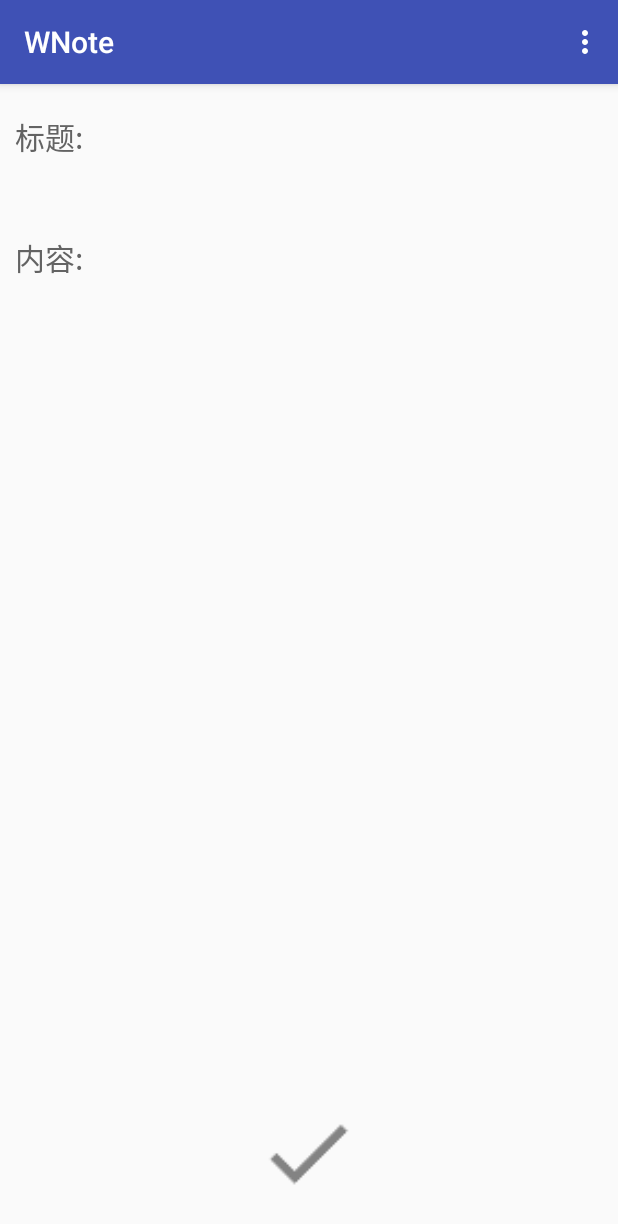
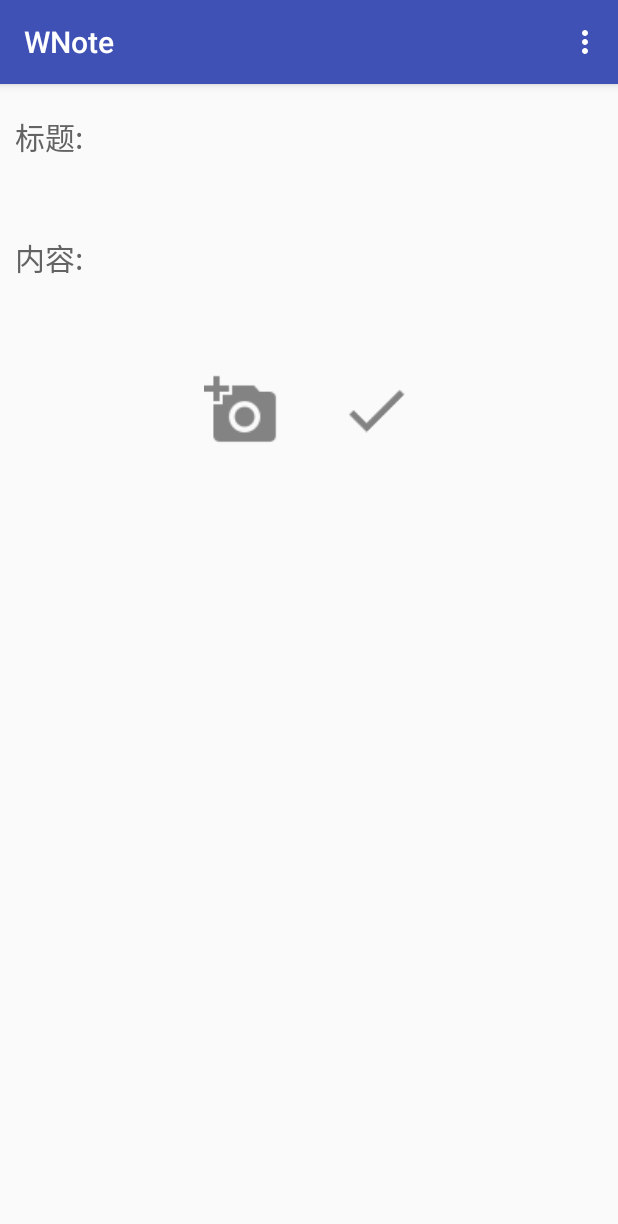
Before and after one commit to WangChen0902/WNote, an Android app: the NewNote screen opened directly, with no data from a screen before it, on a phone screen of 412 x 824 dp. Shown: the top 1224 px of the screen. Run offline under Robolectric (Android 15) with nearby library versions, the phone set to English and light mode, and no system bars.

Commit message:
2018/6/28 实现添加图片功能

```diff
--- a/app/src/main/AndroidManifest.xml
+++ b/app/src/main/AndroidManifest.xml
@@ -1,6 +1,8 @@
 <?xml version="1.0" encoding="utf-8"?>
 <manifest xmlns:android="http://schemas.android.com/apk/res/android"
     package="com.example.wangchen.wnote">
+
+    <uses-permission android:name="android.permission.WRITE_EXTERNAL_STORAGE" />
 
     <application
         android:allowBackup="true"
--- a/app/src/main/java/com/example/wangchen/wnote/MyOpenHelper.java
+++ b/app/src/main/java/com/example/wangchen/wnote/MyOpenHelper.java
@@ -19,7 +19,8 @@ public class MyOpenHelper extends SQLiteOpenHelper {
                 "ids integer PRIMARY KEY autoincrement," +
                 "title text," +
                 "content text," +
-                "times text)");
+                "times text," +
+                "picture text)");
     }
 
     @Override
--- a/app/src/main/res/layout/activity_new_note.xml
+++ b/app/src/main/res/layout/activity_new_note.xml
@@ -1,19 +1,31 @@
 <?xml version="1.0" encoding="utf-8"?>
+
 <LinearLayout xmlns:android="http://schemas.android.com/apk/res/android"
+    android:id="@+id/note_layout"
     android:layout_width="match_parent"
     android:layout_height="match_parent"
     android:orientation="vertical"
     android:layout_margin="10dp">
 
+    <ScrollView
+        android:layout_width="match_parent"
+        android:layout_height="match_parent"
+        android:layout_weight="1">
+
         <LinearLayout
             android:layout_width="match_parent"
-        android:layout_height="0dp"
+            android:layout_height="match_parent"
+            android:orientation="vertical">
+
+            <LinearLayout
+                android:layout_width="match_parent"
+                android:layout_height="wrap_content"
                 android:layout_weight="1"
                 android:orientation="vertical"
                 android:weightSum="1">
 
                 <TextView
-            android:id="@+id/textView1"
+                    android:id="@+id/titleText"
                     android:textSize="20sp"
                     android:textColor="#636363"
                     android:layout_marginTop="10dp"
@@ -22,20 +34,20 @@
                     android:text="@string/title" />
 
                 <EditText
-            android:id="@+id/editText1"
+                    android:id="@+id/titleEdit"
                     android:layout_width="match_parent"
                     android:layout_height="40dp"
                     android:layout_marginTop="5dp"
                     android:layout_marginBottom="5dp"
                     android:paddingLeft="5dp"
-            android:textColor="#626366"
+                    android:textColor="#000000"
                     android:background="@null"
                     android:ems="10">
                     <requestFocus />
                 </EditText>
 
                 <TextView
-            android:id="@+id/textView2"
+                    android:id="@+id/contentText"
                     android:textSize="20sp"
                     android:textColor="#636363"
                     android:layout_width="wrap_content"
@@ -43,27 +55,50 @@
                     android:text="@string/content" />
 
                 <EditText
-            android:id="@+id/editText2"
+                    android:id="@+id/contentEdit"
                     android:layout_width="match_parent"
                     android:layout_height="match_parent"
                     android:gravity="top"
-            android:textColor="#626366"
+                    android:textColor="#000000"
                     android:background="@null"
                     android:layout_marginTop="12dp"
                     android:layout_marginBottom="5dp"
                     android:paddingLeft="5dp" />
 
+                <ImageView
+                    android:id="@+id/image_view"
+                    android:layout_width="wrap_content"
+                    android:layout_height="wrap_content" />
+
             </LinearLayout>
+
+            <LinearLayout
+                android:layout_width="wrap_content"
+                android:layout_height="wrap_content"
+                android:layout_gravity="center">
+
+                <ImageButton
+                    android:id="@+id/addPic"
+                    android:layout_width="50dp"
+                    android:layout_height="50dp"
+                    android:scaleType="fitCenter"
+                    android:src="@drawable/photo"
+                    android:alpha="70"
+                    android:background="#00ffffff"
+                    android:layout_margin="20dp"
+                    android:layout_gravity="center"/>
 
                 <ImageButton
                     android:id="@+id/saveButton"
-        android:layout_width="70dp"
-        android:layout_height="70dp"
-        android:scaleType="centerCrop"
+                    android:layout_width="50dp"
+                    android:layout_height="50dp"
+                    android:scaleType="fitCenter"
                     android:src="@drawable/check"
                     android:alpha="70"
                     android:background="#00ffffff"
-        android:layout_margin="10dp"
+                    android:layout_margin="20dp"
                     android:layout_gravity="center"/>
-
             </LinearLayout>
+        </LinearLayout>
+    </ScrollView>
+</LinearLayout>
--- a/app/src/main/res/values/colors.xml
+++ b/app/src/main/res/values/colors.xml
@@ -2,5 +2,5 @@
 <resources>
     <color name="colorPrimary">#3F51B5</color>
     <color name="colorPrimaryDark">#303F9F</color>
-    <color name="colorAccent">#FF4081</color>
+    <color name="colorAccent">#00BBFF</color>
 </resources>
```
Also changed, not shown: app/src/main/java/com/example/wangchen/wnote/Datas.java (+42 -17 lines), app/src/main/java/com/example/wangchen/wnote/MyDataBase.java (+21 -17 lines), app/src/main/java/com/example/wangchen/wnote/NewNote.java (+90 -48 lines), app/src/main/res/drawable-hdpi/photo.png (added), app/src/main/res/drawable-mdpi/photo.png (added), app/src/main/res/drawable-xhdpi/photo.png (added), app/src/main/res/drawable-xxhdpi/photo.png (added). Lines whose indentation alone changed are shown as unchanged.
